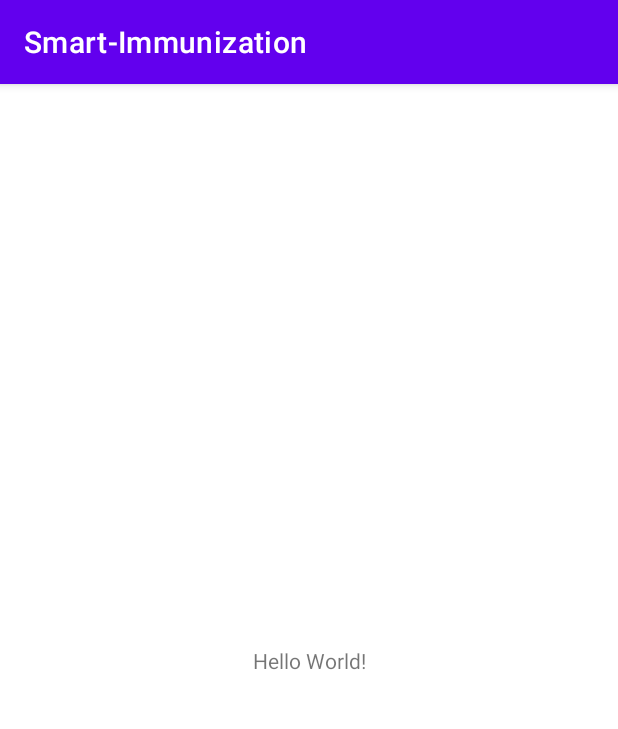
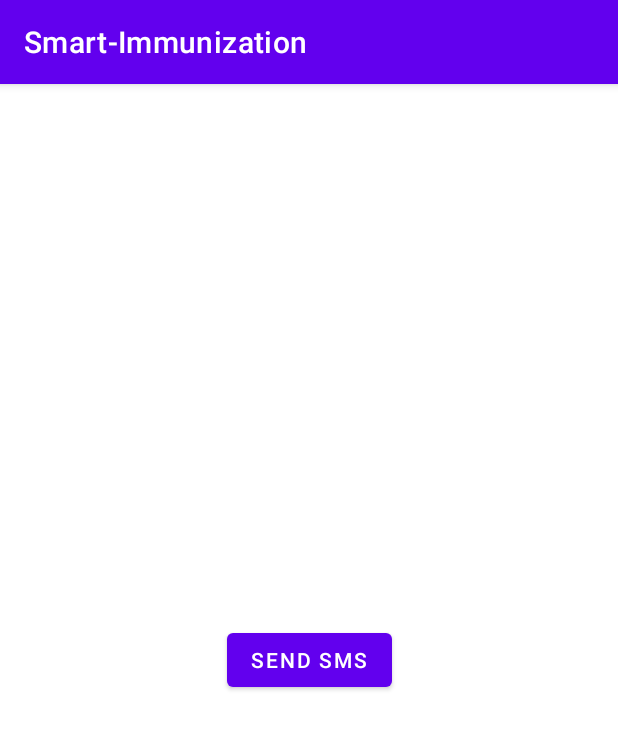
Before and after one commit to martin-ngigi/Smart-Immunization, an Android app: the screen it shows after launch (MainActivity), on a phone screen of 412 x 824 dp. Shown: the top 729 px of the screen. Run offline under Robolectric (Android 15) with nearby library versions, the phone set to English and light mode, and no system bars; libraries missing offline, so code that uses them is left out: com.africastalking, com.africastalking.sms.

Commit message:
Send Sms

```diff
--- a/app/src/main/AndroidManifest.xml
+++ b/app/src/main/AndroidManifest.xml
@@ -2,6 +2,10 @@
 <manifest xmlns:android="http://schemas.android.com/apk/res/android"
     xmlns:tools="http://schemas.android.com/tools"
     package="com.example.smart_immunization">
+
+    <uses-permission android:name="android.permission.ACCESS_NETWORK_STATE"/>
+    <uses-permission android:name="android.permission.INTERNET"/>
+    <uses-permission android:name="android.permission.SEND_SMS"/>
 
     <application
         android:allowBackup="true"
--- a/app/src/main/java/com/example/smart_immunization/MainActivity.java
+++ b/app/src/main/java/com/example/smart_immunization/MainActivity.java
@@ -3,12 +3,48 @@ package com.example.smart_immunization;
 import androidx.appcompat.app.AppCompatActivity;
 
 import android.os.Bundle;
+import android.os.StrictMode;
+import android.widget.Button;
+
+import com.africastalking.AfricasTalking;
+import com.africastalking.SmsService;
+import com.africastalking.sms.Recipient;
+
+import java.io.IOException;
+import java.util.List;
 
 public class MainActivity extends AppCompatActivity {
+
+    private Button sendSmsBtn;
 
     @Override
     protected void onCreate(Bundle savedInstanceState) {
         super.onCreate(savedInstanceState);
         setContentView(R.layout.activity_main);
+
+        //SOLVE THE NETWORK ERROR/BUG BY :
+        StrictMode.ThreadPolicy gfgPolicy = new StrictMode.ThreadPolicy.Builder().permitAll().build();
+        StrictMode.setThreadPolicy(gfgPolicy);
+
+
+        sendSmsBtn = findViewById(R.id.sendSmsBtn);
+
+        sendSmsBtn.setOnClickListener( e-> {
+            sendSms();
+        });
+    }
+
+    private void sendSms() {
+        String username = "";
+        String apiKey = "";//africastalking.com
+        AfricasTalking.initialize(username, apiKey);
+        // Initialize a service e.g. SMS
+        SmsService sms = AfricasTalking.getService(AfricasTalking.SERVICE_SMS);
+        // Use the service
+        try {
+            List<Recipient> response = sms.send("Hello its Martin ;-)!", new String[]{"+254797292290"}, true);
+        } catch (IOException ex) {
+            ex.printStackTrace();
+        }
     }
 }
--- a/app/src/main/res/layout/activity_main.xml
+++ b/app/src/main/res/layout/activity_main.xml
@@ -6,10 +6,11 @@
     android:layout_height="match_parent"
     tools:context=".MainActivity">
 
-    <TextView
+    <Button
+        android:id="@+id/sendSmsBtn"
         android:layout_width="wrap_content"
         android:layout_height="wrap_content"
-        android:text="Hello World!"
+        android:text="Send Sms"
         app:layout_constraintBottom_toBottomOf="parent"
         app:layout_constraintEnd_toEndOf="parent"
         app:layout_constraintStart_toStartOf="parent"
--- a/settings.gradle
+++ b/settings.gradle
@@ -3,6 +3,9 @@ pluginManagement {
         gradlePluginPortal()
         google()
         mavenCentral()
+        maven {
+            url  "https://jitpack.io"
+        }
     }
 }
 dependencyResolutionManagement {
@@ -10,6 +13,9 @@ dependencyResolutionManagement {
     repositories {
         google()
         mavenCentral()
+        maven {
+            url  "https://jitpack.io"
+        }
     }
 }
 rootProject.name = "Smart-Immunization"
```
Also changed, not shown: app/build.gradle (+11 -0 lines), app/src/main/java/com/example/smart_immunization/Documentation.java (added, +43 -0 lines).
